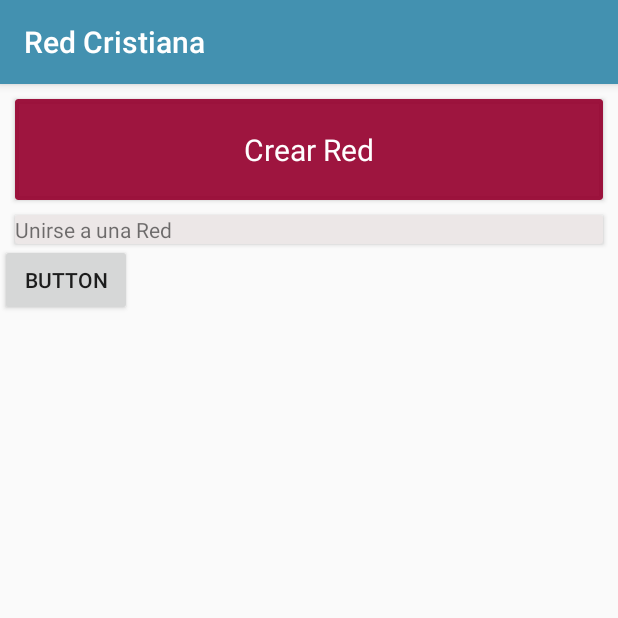
After one commit to DG-Develop/Red-Cristiana, an Android app: the UnirCrearRedActivity screen opened directly, with no data from a screen before it, on a phone screen of 412 x 824 dp, the top half of it. The commit adds this screen. Run offline under Robolectric (Android 15) with nearby library versions, the phone set to English and light mode, and no system bars.

Commit message:
Creacion inicial del menu de registro o union de una red

```diff
--- a/app/src/main/java/com/david/redcristianauno/Firestore/LeerDatos.java
+++ b/app/src/main/java/com/david/redcristianauno/Firestore/LeerDatos.java
@@ -1,6 +1,7 @@
 package com.david.redcristianauno.Firestore;
 
 import android.content.Context;
+import android.content.Intent;
 import android.support.annotation.NonNull;
 import android.support.design.widget.NavigationView;
 import android.support.v7.widget.RecyclerView;
@@ -12,12 +13,14 @@ import android.widget.Spinner;
 import android.widget.TextView;
 import android.widget.Toast;
 
+import com.david.redcristianauno.LoginActivity;
 import com.david.redcristianauno.POJOs.HistoricoSemanal;
 import com.david.redcristianauno.POJOs.RegistroCelula;
 import com.david.redcristianauno.POJOs.RegistroSubred;
 import com.david.redcristianauno.POJOs.Usuario;
 import com.david.redcristianauno.POJOs.Usuarios;
 import com.david.redcristianauno.Preferences;
+import com.david.redcristianauno.PrincipalActivity;
 import com.david.redcristianauno.R;
 import com.david.redcristianauno.adapters.adaptador_historico_semanal;
 import com.david.redcristianauno.adapters.adaptador_permisos;
@@ -274,6 +277,8 @@ public class LeerDatos {
         });
     }
 
+
+
     public void obtenerDatosColeccion(){
         db.collection("usuarios")
             .get()
--- /dev/null
+++ b/app/src/main/java/com/david/redcristianauno/UnirCrearRedActivity.java
@@ -0,0 +1,18 @@
+package com.david.redcristianauno;
+
+import android.support.v7.app.AppCompatActivity;
+import android.os.Bundle;
+
+public class UnirCrearRedActivity extends AppCompatActivity {
+
+    @Override
+    protected void onCreate(Bundle savedInstanceState) {
+        super.onCreate(savedInstanceState);
+        setContentView(R.layout.activity_unir_crear_red);
+    }
+
+    @Override
+    public void onBackPressed() {
+
+    }
+}
--- /dev/null
+++ b/app/src/main/res/layout/activity_unir_crear_red.xml
@@ -0,0 +1,52 @@
+<?xml version="1.0" encoding="utf-8"?>
+<LinearLayout xmlns:android="http://schemas.android.com/apk/res/android"
+    xmlns:app="http://schemas.android.com/apk/res-auto"
+    xmlns:card_view="http://schemas.android.com/apk/res-auto"
+    xmlns:tools="http://schemas.android.com/tools"
+    android:layout_width="match_parent"
+    android:layout_height="match_parent"
+    android:orientation="vertical"
+    tools:context=".UnirCrearRedActivity">
+
+
+    <android.support.v7.widget.CardView
+        android:layout_width="match_parent"
+        android:layout_height="wrap_content"
+        android:layout_marginStart="10dp"
+        android:layout_marginTop="10dp"
+        android:layout_marginEnd="10dp"
+        card_view:cardBackgroundColor="#E996002F">
+
+        <TextView
+            android:layout_width="wrap_content"
+            android:layout_height="wrap_content"
+            android:layout_gravity="center"
+            android:layout_marginTop="20dp"
+            android:layout_marginBottom="20dp"
+            android:text="Crear Red"
+            android:textColor="@android:color/background_light"
+            android:textSize="20dp" />
+
+    </android.support.v7.widget.CardView>
+
+    <android.support.v7.widget.CardView
+        android:layout_width="match_parent"
+        android:layout_height="wrap_content"
+        card_view:cardBackgroundColor="#ece7e7"
+        android:layout_marginTop="10dp"
+        android:layout_marginStart="10dp"
+        android:layout_marginEnd="10dp">
+
+        <TextView
+            android:layout_width="wrap_content"
+            android:layout_height="wrap_content"
+            android:text="Unirse a una Red"/>
+
+    </android.support.v7.widget.CardView>
+
+    <Button
+        android:id="@+id/button3"
+        android:layout_width="wrap_content"
+        android:layout_height="wrap_content"
+        android:text="Button" />
+</LinearLayout>
--- a/app/src/main/res/values/strings.xml
+++ b/app/src/main/res/values/strings.xml
@@ -14,11 +14,11 @@
     <string name="txtInvitados">Invitados</string>
     <string name="txtNiños">Niños</string>
     <string name="txtOfrenda">Ofrenda</string>
-    <string name="txtOtroCelula">Si no aparece tú celula, presione aquí</string>
+    <string name="txtOtroCelula">Si no aparece tú subred, presione aquí</string>
     <string name="txtRegistro">Introduce los datos</string>
 
     <string name="txtTotalOfrenda">Total de Ofrenda</string>
-    <string name="txtNombreCedula">Nombre de celula</string>
+    <string name="txtNombreCedula">Nombre de subred</string>
     <string name="txtNombreSubred">Nombre de Subred</string>
     <string name="txtregistrar">Registrar</string>
 
```
Also changed, not shown: app/src/main/AndroidManifest.xml (+8 -5 lines), app/src/main/java/com/david/redcristianauno/Firestore/InsertarDatos.java (+13 -2 lines), app/src/main/java/com/david/redcristianauno/LoginActivity.java (+30 -3 lines), app/src/main/java/com/david/redcristianauno/POJOs/Usuarios.java (+7 -7 lines).
